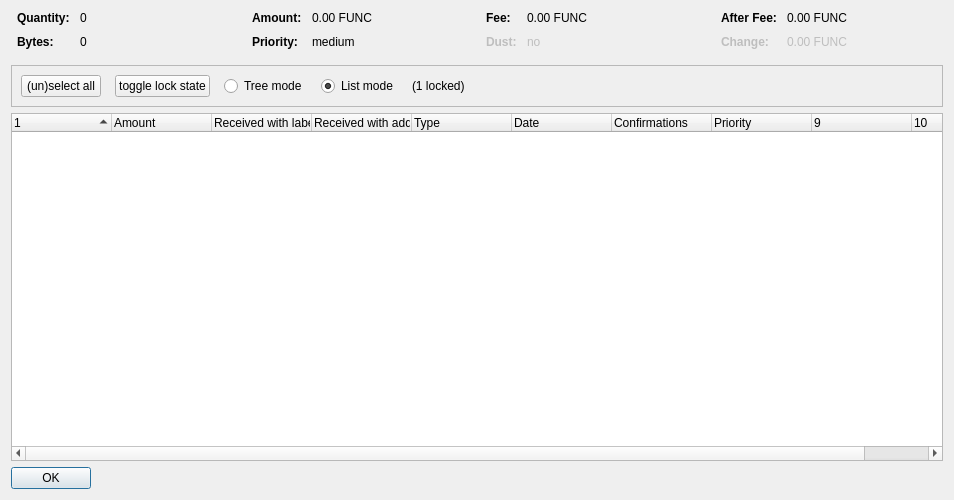
The window that src/qt/forms/coincontroldialog.ui (Function-Coin/FUNC) describes before a commit, drawn with Qt 5.
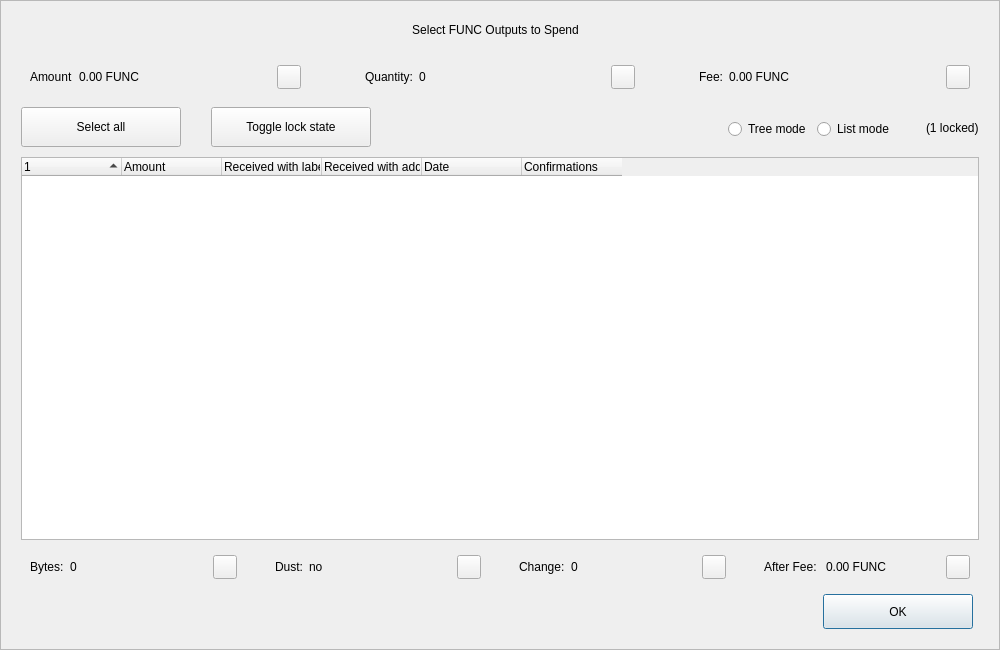
The same window after the commit. Custom widgets are drawn as their Qt base class.

What changed in the file:
```diff
--- a/src/qt/forms/coincontroldialog.ui
+++ b/src/qt/forms/coincontroldialog.ui
@@ -6,50 +6,204 @@
    <rect>
     <x>0</x>
     <y>0</y>
-    <width>954</width>
-    <height>500</height>
+    <width>1000</width>
+    <height>650</height>
    </rect>
   </property>
+  <property name="minimumSize">
+   <size>
+    <width>950</width>
+    <height>650</height>
+   </size>
+  </property>
   <property name="windowTitle">
    <string>Coin Selection</string>
   </property>
+  <property name="styleSheet">
+   <string notr="true"/>
+  </property>
   <layout class="QVBoxLayout" name="verticalLayout">
-   <item>
-    <layout class="QHBoxLayout" name="horizontalLayoutTop" stretch="0,0,0,0">
+   <property name="spacing">
+    <number>0</number>
+   </property>
+   <property name="leftMargin">
+    <number>0</number>
+   </property>
      <property name="topMargin">
       <number>0</number>
      </property>
+   <property name="rightMargin">
+    <number>0</number>
+   </property>
      <property name="bottomMargin">
-      <number>10</number>
+    <number>0</number>
      </property>
      <item>
-      <layout class="QFormLayout" name="formLayoutCoinControl1">
-       <property name="horizontalSpacing">
-        <number>10</number>
-       </property>
-       <property name="verticalSpacing">
-        <number>10</number>
-       </property>
+    <widget class="QFrame" name="frameContainer">
+     <property name="toolTipDuration">
+      <number>0</number>
+     </property>
+     <property name="frameShape">
+      <enum>QFrame::StyledPanel</enum>
+     </property>
+     <property name="frameShadow">
+      <enum>QFrame::Raised</enum>
+     </property>
+     <layout class="QVBoxLayout" name="verticalLayout_2">
        <property name="leftMargin">
-        <number>6</number>
+       <number>0</number>
        </property>
        <property name="rightMargin">
-        <number>6</number>
-       </property>
-       <item row="0" column="0">
+       <number>0</number>
+      </property>
+      <property name="bottomMargin">
+       <number>20</number>
+      </property>
+      <item>
+       <layout class="QHBoxLayout" name="horizontalLayout_12">
+        <property name="spacing">
+         <number>0</number>
+        </property>
+        <property name="leftMargin">
+         <number>20</number>
+        </property>
+        <property name="rightMargin">
+         <number>30</number>
+        </property>
+        <item>
+         <spacer name="horizontalSpacer_4">
+          <property name="orientation">
+           <enum>Qt::Horizontal</enum>
+          </property>
+          <property name="sizeHint" stdset="0">
+           <size>
+            <width>40</width>
+            <height>20</height>
+           </size>
+          </property>
+         </spacer>
+        </item>
+        <item>
+         <widget class="QLabel" name="labelTitle">
+          <property name="minimumSize">
+           <size>
+            <width>0</width>
+            <height>40</height>
+           </size>
+          </property>
+          <property name="maximumSize">
+           <size>
+            <width>16777215</width>
+            <height>40</height>
+           </size>
+          </property>
+          <property name="text">
+           <string>Select FUNC Outputs to Spend</string>
+          </property>
+          <property name="alignment">
+           <set>Qt::AlignCenter</set>
+          </property>
+          <property name="margin">
+           <number>7</number>
+          </property>
+         </widget>
+        </item>
+        <item>
+         <spacer name="horizontalSpacer_5">
+          <property name="orientation">
+           <enum>Qt::Horizontal</enum>
+          </property>
+          <property name="sizeHint" stdset="0">
+           <size>
+            <width>40</width>
+            <height>20</height>
+           </size>
+          </property>
+         </spacer>
+        </item>
+       </layout>
+      </item>
+      <item>
+       <layout class="QHBoxLayout" name="horizontalLayout_8">
+        <property name="leftMargin">
+         <number>20</number>
+        </property>
+        <property name="rightMargin">
+         <number>20</number>
+        </property>
+        <item>
+         <widget class="QWidget" name="layoutAmount" native="true">
+          <layout class="QHBoxLayout" name="horizontalLayout_9" stretch="0,1,0">
+           <item>
+            <widget class="QLabel" name="labelCoinControlAmountText">
+             <property name="text">
+              <string>Amount</string>
+             </property>
+            </widget>
+           </item>
+           <item>
+            <widget class="QLabel" name="labelCoinControlAmount">
+             <property name="text">
+              <string>0.00 FUNC</string>
+             </property>
+            </widget>
+           </item>
+           <item alignment="Qt::AlignHCenter|Qt::AlignVCenter">
+            <widget class="QPushButton" name="pushButtonAmount">
+             <property name="minimumSize">
+              <size>
+               <width>0</width>
+               <height>24</height>
+              </size>
+             </property>
+             <property name="maximumSize">
+              <size>
+               <width>24</width>
+               <height>26</height>
+              </size>
+             </property>
+             <property name="focusPolicy">
+              <enum>Qt::NoFocus</enum>
+             </property>
+             <property name="styleSheet">
+              <string notr="true">padding-bottom:2px;
+padding-right:4px;</string>
+             </property>
+             <property name="text">
+              <string/>
+             </property>
+            </widget>
+           </item>
+          </layout>
+         </widget>
+        </item>
+        <item>
+         <spacer name="horizontalSpacer_2">
+          <property name="orientation">
+           <enum>Qt::Horizontal</enum>
+          </property>
+          <property name="sizeType">
+           <enum>QSizePolicy::Fixed</enum>
+          </property>
+          <property name="sizeHint" stdset="0">
+           <size>
+            <width>40</width>
+            <height>20</height>
+           </size>
+          </property>
+         </spacer>
+        </item>
+        <item>
+         <widget class="QWidget" name="layoutQuantity" native="true">
+          <layout class="QHBoxLayout" name="horizontalLayout_10" stretch="0,1,0">
+           <item>
         <widget class="QLabel" name="labelCoinControlQuantityText">
-         <property name="font">
-          <font>
-           <weight>75</weight>
-           <bold>true</bold>
-          </font>
-         </property>
          <property name="text">
           <string>Quantity:</string>
          </property>
         </widget>
        </item>
-       <item row="0" column="1">
+           <item>
         <widget class="QLabel" name="labelCoinControlQuantity">
          <property name="cursor">
           <cursorShape>IBeamCursor</cursorShape>
@@ -58,146 +212,66 @@
           <enum>Qt::ActionsContextMenu</enum>
          </property>
          <property name="text">
-          <string notr="true">0</string>
-         </property>
-         <property name="textInteractionFlags">
-          <set>Qt::LinksAccessibleByMouse|Qt::TextSelectableByKeyboard|Qt::TextSelectableByMouse</set>
-         </property>
-        </widget>
-       </item>
-       <item row="1" column="0">
-        <widget class="QLabel" name="labelCoinControlBytesText">
-         <property name="font">
-          <font>
-           <weight>75</weight>
-           <bold>true</bold>
-          </font>
-         </property>
-         <property name="text">
-          <string>Bytes:</string>
-         </property>
-        </widget>
-       </item>
-       <item row="1" column="1">
-        <widget class="QLabel" name="labelCoinControlBytes">
-         <property name="cursor">
-          <cursorShape>IBeamCursor</cursorShape>
-         </property>
-         <property name="contextMenuPolicy">
-          <enum>Qt::ActionsContextMenu</enum>
+              <string>0</string>
+             </property>
+            </widget>
+           </item>
+           <item alignment="Qt::AlignHCenter|Qt::AlignVCenter">
+            <widget class="QPushButton" name="pushButtonQuantity">
+             <property name="minimumSize">
+              <size>
+               <width>0</width>
+               <height>24</height>
+              </size>
+             </property>
+             <property name="maximumSize">
+              <size>
+               <width>24</width>
+               <height>26</height>
+              </size>
+             </property>
+             <property name="focusPolicy">
+              <enum>Qt::NoFocus</enum>
+             </property>
+             <property name="styleSheet">
+              <string notr="true">padding-bottom:2px;
+               padding-right:4px;</string>
          </property>
          <property name="text">
-          <string notr="true">0</string>
-         </property>
-         <property name="textInteractionFlags">
-          <set>Qt::LinksAccessibleByMouse|Qt::TextSelectableByKeyboard|Qt::TextSelectableByMouse</set>
-         </property>
+              <string/>
+             </property>
         </widget>
        </item>
       </layout>
+         </widget>
      </item>
      <item>
-      <layout class="QFormLayout" name="formLayoutCoinControl2">
-       <property name="horizontalSpacing">
-        <number>10</number>
-       </property>
-       <property name="verticalSpacing">
-        <number>10</number>
-       </property>
-       <property name="leftMargin">
-        <number>6</number>
-       </property>
-       <property name="rightMargin">
-        <number>6</number>
-       </property>
-       <item row="0" column="0">
-        <widget class="QLabel" name="labelCoinControlAmountText">
-         <property name="font">
-          <font>
-           <weight>75</weight>
-           <bold>true</bold>
-          </font>
-         </property>
-         <property name="text">
-          <string>Amount:</string>
-         </property>
-        </widget>
-       </item>
-       <item row="0" column="1">
-        <widget class="QLabel" name="labelCoinControlAmount">
-         <property name="cursor">
-          <cursorShape>IBeamCursor</cursorShape>
-         </property>
-         <property name="contextMenuPolicy">
-          <enum>Qt::ActionsContextMenu</enum>
-         </property>
-         <property name="text">
-          <string notr="true">0.00 FUNC</string>
-         </property>
-         <property name="textInteractionFlags">
-          <set>Qt::LinksAccessibleByMouse|Qt::TextSelectableByKeyboard|Qt::TextSelectableByMouse</set>
-         </property>
-        </widget>
-       </item>
-       <item row="1" column="0">
-        <widget class="QLabel" name="labelCoinControlPriorityText">
-         <property name="font">
-          <font>
-           <weight>75</weight>
-           <bold>true</bold>
-          </font>
-         </property>
-         <property name="text">
-          <string>Priority:</string>
-         </property>
-        </widget>
-       </item>
-       <item row="1" column="1">
-        <widget class="QLabel" name="labelCoinControlPriority">
-         <property name="cursor">
-          <cursorShape>IBeamCursor</cursorShape>
-         </property>
-         <property name="contextMenuPolicy">
-          <enum>Qt::ActionsContextMenu</enum>
-         </property>
-         <property name="text">
-          <string>medium</string>
-         </property>
-         <property name="textInteractionFlags">
-          <set>Qt::LinksAccessibleByMouse|Qt::TextSelectableByKeyboard|Qt::TextSelectableByMouse</set>
-         </property>
-        </widget>
-       </item>
-      </layout>
-     </item>
+         <spacer name="horizontalSpacer_22">
+          <property name="orientation">
+           <enum>Qt::Horizontal</enum>
+          </property>
+          <property name="sizeType">
+           <enum>QSizePolicy::Fixed</enum>
+          </property>
+          <property name="sizeHint" stdset="0">
+           <size>
+            <width>40</width>
+            <height>20</height>
+           </size>
+          </property>
+         </spacer>
+        </item>
      <item>
-      <layout class="QFormLayout" name="formLayoutCoinControl3">
-       <property name="horizontalSpacing">
-        <number>10</number>
-       </property>
-       <property name="verticalSpacing">
-        <number>10</number>
-       </property>
-       <property name="leftMargin">
-        <number>6</number>
-       </property>
-       <property name="rightMargin">
-        <number>6</number>
-       </property>
-       <item row="0" column="0">
+         <widget class="QWidget" name="layoutFee" native="true">
+          <layout class="QHBoxLayout" name="horizontalLayout_11" stretch="0,1,0">
+           <item>
         <widget class="QLabel" name="labelCoinControlFeeText">
-         <property name="font">
-          <font>
-           <weight>75</weight>
-           <bold>true</bold>
-          </font>
-         </property>
          <property name="text">
           <string>Fee:</string>
          </property>
         </widget>
        </item>
-       <item row="0" column="1">
+           <item>
         <widget class="QLabel" name="labelCoinControlFee">
          <property name="cursor">
           <cursorShape>IBeamCursor</cursorShape>
@@ -206,129 +280,38 @@
           <enum>Qt::ActionsContextMenu</enum>
          </property>
          <property name="text">
-          <string notr="true">0.00 FUNC</string>
-         </property>
-         <property name="textInteractionFlags">
-          <set>Qt::LinksAccessibleByMouse|Qt::TextSelectableByKeyboard|Qt::TextSelectableByMouse</set>
-         </property>
-        </widget>
-       </item>
-       <item row="1" column="0">
-        <widget class="QLabel" name="labelCoinControlLowOutputText">
-         <property name="enabled">
-          <bool>false</bool>
-         </property>
-         <property name="font">
-          <font>
-           <weight>75</weight>
-           <bold>true</bold>
-          </font>
-         </property>
-         <property name="text">
-          <string>Dust:</string>
-         </property>
-        </widget>
-       </item>
-       <item row="1" column="1">
-        <widget class="QLabel" name="labelCoinControlLowOutput">
-         <property name="enabled">
-          <bool>false</bool>
-         </property>
-         <property name="cursor">
-          <cursorShape>IBeamCursor</cursorShape>
-         </property>
-         <property name="contextMenuPolicy">
-          <enum>Qt::ActionsContextMenu</enum>
-         </property>
+              <string>0.00 FUNC</string>
+             </property>
+            </widget>
+           </item>
+           <item alignment="Qt::AlignHCenter|Qt::AlignVCenter">
+            <widget class="QPushButton" name="pushButtonFee">
+             <property name="minimumSize">
+              <size>
+               <width>0</width>
+               <height>24</height>
+              </size>
+             </property>
+             <property name="maximumSize">
+              <size>
+               <width>24</width>
+               <height>26</height>
+              </size>
+             </property>
+             <property name="focusPolicy">
+              <enum>Qt::NoFocus</enum>
+             </property>
+             <property name="styleSheet">
+              <string notr="true">padding-bottom:2px;
+               padding-right:4px;</string>
+             </property>
          <property name="text">
-          <string>no</string>
-         </property>
-         <property name="textInteractionFlags">
-          <set>Qt::LinksAccessibleByMouse|Qt::TextSelectableByKeyboard|Qt::TextSelectableByMouse</set>
-         </property>
+              <string/>
+             </property>
         </widget>
        </item>
       </layout>
-     </item>
-     <item>
-      <layout class="QFormLayout" name="formLayoutCoinControl4">
-       <property name="horizontalSpacing">
-        <number>10</number>
-       </property>
-       <property name="verticalSpacing">
-        <number>10</number>
-       </property>
-       <property name="leftMargin">
-        <number>6</number>
-       </property>
-       <property name="rightMargin">
-        <number>6</number>
-       </property>
-       <item row="0" column="0">
-        <widget class="QLabel" name="labelCoinControlAfterFeeText">
-         <property name="font">
-          <font>
-           <weight>75</weight>
-           <bold>true</bold>
-          </font>
-         </property>
-         <property name="text">
-          <string>After Fee:</string>
-         </property>
-        </widget>
-       </item>
-       <item row="0" column="1">
-        <widget class="QLabel" name="labelCoinControlAfterFee">
-         <property name="cursor">
-          <cursorShape>IBeamCursor</cursorShape>
-         </property>
-         <property name="contextMenuPolicy">
-          <enum>Qt::ActionsContextMenu</enum>
-         </property>
-         <property name="text">
-          <string notr="true">0.00 FUNC</string>
-         </property>
-         <property name="textInteractionFlags">
-          <set>Qt::LinksAccessibleByMouse|Qt::TextSelectableByKeyboard|Qt::TextSelectableByMouse</set>
-         </property>
-        </widget>
-       </item>
-       <item row="1" column="0">
-        <widget class="QLabel" name="labelCoinControlChangeText">
-         <property name="enabled">
-          <bool>false</bool>
-         </property>
-         <property name="font">
-          <font>
-           <weight>75</weight>
-           <bold>true</bold>
-          </font>
-         </property>
-         <property name="text">
-          <string>Change:</string>
-         </property>
-        </widget>
-       </item>
-       <item row="1" column="1">
-        <widget class="QLabel" name="labelCoinControlChange">
-         <property name="enabled">
-          <bool>false</bool>
-         </property>
-         <property name="cursor">
-          <cursorShape>IBeamCursor</cursorShape>
-         </property>
-         <property name="contextMenuPolicy">
-          <enum>Qt::ActionsContextMenu</enum>
-         </property>
-         <property name="text">
-          <string notr="true">0.00 FUNC</string>
-         </property>
-         <property name="textInteractionFlags">
-          <set>Qt::LinksAccessibleByMouse|Qt::TextSelectableByKeyboard|Qt::TextSelectableByMouse</set>
-         </property>
-        </widget>
-       </item>
-      </layout>
+         </widget>
      </item>
     </layout>
    </item>
@@ -340,6 +323,11 @@
        <height>40</height>
       </size>
      </property>
+        <property name="styleSheet">
+         <string notr="true">#frame {
+	border:0;
+}</string>
+        </property>
      <property name="frameShape">
       <enum>QFrame::StyledPanel</enum>
      </property>
@@ -347,10 +335,25 @@
       <enum>QFrame::Sunken</enum>
      </property>
      <layout class="QHBoxLayout" name="horizontalLayout">
+         <property name="spacing">
+          <number>0</number>
+         </property>
+         <property name="leftMargin">
+          <number>20</number>
+         </property>
+         <property name="topMargin">
+          <number>0</number>
+         </property>
+         <property name="rightMargin">
+          <number>20</number>
+         </property>
+         <property name="bottomMargin">
+          <number>0</number>
+         </property>
       <item>
        <layout class="QHBoxLayout" name="horizontalLayoutPanel" stretch="0,0,0,0,0,0">
         <property name="spacing">
-         <number>14</number>
+            <number>20</number>
         </property>
         <item>
          <widget class="QPushButton" name="pushButtonSelectAll">
@@ -360,14 +363,51 @@
             <verstretch>0</verstretch>
            </sizepolicy>
           </property>
+             <property name="minimumSize">
+              <size>
+               <width>160</width>
+               <height>40</height>
+              </size>
+             </property>
+             <property name="maximumSize">
+              <size>
+               <width>16777215</width>
+               <height>40</height>
+              </size>
+             </property>
           <property name="text">
-           <string>(un)select all</string>
+              <string>Select all</string>
+             </property>
+             <property name="checkable">
+              <bool>true</bool>
+             </property>
+             <property name="checked">
+              <bool>false</bool>
+             </property>
+             <property name="autoExclusive">
+              <bool>false</bool>
           </property>
           <property name="autoDefault">
            <bool>false</bool>
           </property>
          </widget>
         </item>
+           <item>
+            <spacer name="horizontalSpacer_6">
+             <property name="orientation">
+              <enum>Qt::Horizontal</enum>
+             </property>
+             <property name="sizeType">
+              <enum>QSizePolicy::Fixed</enum>
+             </property>
+             <property name="sizeHint" stdset="0">
+              <size>
+               <width>10</width>
+               <height>20</height>
+              </size>
+             </property>
+            </spacer>
+           </item>
         <item>
          <widget class="QPushButton" name="pushButtonToggleLock">
           <property name="sizePolicy">
@@ -376,14 +416,60 @@
             <verstretch>0</verstretch>
            </sizepolicy>
           </property>
+             <property name="minimumSize">
+              <size>
+               <width>160</width>
+               <height>40</height>
+              </size>
+             </property>
+             <property name="maximumSize">
+              <size>
+               <width>16777215</width>
+               <height>40</height>
+              </size>
+             </property>
           <property name="text">
-           <string>toggle lock state</string>
+              <string>Toggle lock state</string>
+             </property>
+             <property name="checkable">
+              <bool>true</bool>
+             </property>
+             <property name="autoExclusive">
+              <bool>false</bool>
           </property>
           <property name="autoDefault">
            <bool>false</bool>
           </property>
          </widget>
         </item>
+           <item>
+            <spacer name="horizontalSpacer_7">
+             <property name="orientation">
+              <enum>Qt::Horizontal</enum>
+             </property>
+             <property name="sizeType">
+              <enum>QSizePolicy::Expanding</enum>
+             </property>
+             <property name="sizeHint" stdset="0">
+              <size>
+               <width>30</width>
+               <height>20</height>
+              </size>
+             </property>
+            </spacer>
+           </item>
+           <item alignment="Qt::AlignRight">
+            <widget class="QGroupBox" name="groupBox_2">
+             <property name="styleSheet">
+              <string notr="true">#groupBox_2 {
+    background-color:transparent;
+    border-radius:0;
+}</string>
+             </property>
+             <property name="title">
+              <string/>
+             </property>
+             <layout class="QHBoxLayout" name="horizontalLayout_14">
         <item>
          <widget class="QRadioButton" name="radioTreeMode">
           <property name="sizePolicy">
@@ -409,8 +495,11 @@
            <string>List mode</string>
           </property>
           <property name="checked">
-           <bool>true</bool>
-          </property>
+                 <bool>false</bool>
+                </property>
+               </widget>
+              </item>
+             </layout>
          </widget>
         </item>
         <item>
@@ -420,34 +509,32 @@
           </property>
          </widget>
         </item>
-        <item>
-         <spacer name="horizontalSpacer">
-          <property name="orientation">
-           <enum>Qt::Horizontal</enum>
-          </property>
-          <property name="sizeHint" stdset="0">
-           <size>
-            <width>40</width>
-            <height>20</height>
-           </size>
-          </property>
-         </spacer>
-        </item>
        </layout>
       </item>
      </layout>
     </widget>
    </item>
+      <item>
+       <layout class="QHBoxLayout" name="horizontalLayout_13">
+        <property name="leftMargin">
+         <number>20</number>
+        </property>
+        <property name="rightMargin">
+         <number>20</number>
+        </property>
    <item>
     <widget class="CoinControlTreeWidget" name="treeWidget">
      <property name="contextMenuPolicy">
       <enum>Qt::CustomContextMenu</enum>
      </property>
+          <property name="styleSheet">
+           <string notr="true"/>
+          </property>
      <property name="sortingEnabled">
       <bool>false</bool>
      </property>
      <property name="columnCount">
-      <number>10</number>
+           <number>6</number>
      </property>
      <attribute name="headerShowSortIndicator" stdset="0">
       <bool>true</bool>
@@ -475,11 +562,6 @@
        <string>Received with address</string>
       </property>
      </column>
-     <column>
-      <property name="text">
-       <string>Type</string>
-      </property>
-     </column>
      <column>
       <property name="text">
        <string>Date</string>
@@ -493,37 +575,247 @@
        <string>Confirmed</string>
       </property>
      </column>
-     <column>
+         </widget>
+        </item>
+       </layout>
+      </item>
+      <item>
+       <layout class="QHBoxLayout" name="horizontalLayout_3">
+        <property name="spacing">
+         <number>20</number>
+        </property>
+        <property name="leftMargin">
+         <number>20</number>
+        </property>
+        <property name="rightMargin">
+         <number>20</number>
+        </property>
+        <item>
+         <widget class="QWidget" name="layoutBytes" native="true">
+          <layout class="QHBoxLayout" name="horizontalLayout_4" stretch="0,1,0">
+           <item>
+            <widget class="QLabel" name="labelCoinControlBytesText">
       <property name="text">
-       <string>Priority</string>
-      </property>
-     </column>
-     <column>
+              <string>Bytes:</string>
+             </property>
+            </widget>
+           </item>
+           <item>
+            <widget class="QLabel" name="labelCoinControlBytes">
       <property name="text">
+              <string>0</string>
+             </property>
+            </widget>
+           </item>
+           <item alignment="Qt::AlignHCenter|Qt::AlignVCenter">
+            <widget class="QPushButton" name="pushButtonBytes">
+             <property name="minimumSize">
+              <size>
+               <width>0</width>
+               <height>24</height>
+              </size>
+             </property>
+             <property name="maximumSize">
+              <size>
+               <width>24</width>
+               <height>26</height>
+              </size>
+             </property>
+             <property name="focusPolicy">
+              <enum>Qt::NoFocus</enum>
+             </property>
+             <property name="styleSheet">
+              <string notr="true">padding-bottom:2px;
+               padding-right:4px;</string>
+             </property>
+             <property name="text">
        <string/>
       </property>
-     </column>
-     <column>
+            </widget>
+           </item>
+          </layout>
+         </widget>
+        </item>
+        <item>
+         <widget class="QWidget" name="layoutDust" native="true">
+          <layout class="QHBoxLayout" name="horizontalLayout_5" stretch="0,1,0">
+           <item>
+            <widget class="QLabel" name="labelCoinControlLowOutputText">
       <property name="text">
+              <string>Dust:</string>
+             </property>
+            </widget>
+           </item>
+           <item>
+            <widget class="QLabel" name="labelCoinControlLowOutput">
+             <property name="text">
+              <string>no</string>
+             </property>
+            </widget>
+           </item>
+           <item alignment="Qt::AlignHCenter|Qt::AlignVCenter">
+            <widget class="QPushButton" name="pushButtonDust">
+             <property name="minimumSize">
+              <size>
+               <width>0</width>
+               <height>24</height>
+              </size>
+             </property>
+             <property name="maximumSize">
+              <size>
+               <width>24</width>
+               <height>26</height>
+              </size>
+             </property>
+             <property name="focusPolicy">
+              <enum>Qt::NoFocus</enum>
+             </property>
+             <property name="styleSheet">
+              <string notr="true">padding-bottom:2px;
+               padding-right:4px;</string>
+             </property>
+             <property name="text">
        <string/>
       </property>
-     </column>
-    </widget>
-   </item>
+            </widget>
+           </item>
+          </layout>
+         </widget>
+        </item>
    <item>
-    <widget class="QDialogButtonBox" name="buttonBox">
-     <property name="sizePolicy">
-      <sizepolicy hsizetype="Maximum" vsizetype="Fixed">
-       <horstretch>0</horstretch>
-       <verstretch>0</verstretch>
-      </sizepolicy>
-     </property>
+         <widget class="QWidget" name="layoutChange" native="true">
+          <layout class="QHBoxLayout" name="horizontalLayout_6" stretch="0,1,0">
+           <item>
+            <widget class="QLabel" name="labelCoinControlChangeText">
+             <property name="text">
+              <string>Change:</string>
+             </property>
+            </widget>
+           </item>
+           <item>
+            <widget class="QLabel" name="labelCoinControlChange">
+             <property name="text">
+              <string>0</string>
+             </property>
+            </widget>
+           </item>
+           <item alignment="Qt::AlignHCenter|Qt::AlignVCenter">
+            <widget class="QPushButton" name="pushButtonChange">
+             <property name="minimumSize">
+              <size>
+               <width>0</width>
+               <height>24</height>
+              </size>
+             </property>
+             <property name="maximumSize">
+              <size>
+               <width>24</width>
+               <height>26</height>
+              </size>
+             </property>
+             <property name="focusPolicy">
+              <enum>Qt::NoFocus</enum>
+             </property>
+             <property name="styleSheet">
+              <string notr="true">padding-bottom:2px;
+               padding-right:4px;</string>
+             </property>
+             <property name="text">
+              <string/>
+             </property>
+            </widget>
+           </item>
+          </layout>
+         </widget>
+        </item>
+        <item>
+         <widget class="QWidget" name="layoutAfter" native="true">
+          <layout class="QHBoxLayout" name="horizontalLayout_7" stretch="0,1,0">
+           <item>
+            <widget class="QLabel" name="labelCoinControlAfterFeeText">
+             <property name="text">
+              <string>After Fee: </string>
+             </property>
+            </widget>
+           </item>
+           <item>
+            <widget class="QLabel" name="labelCoinControlAfterFee">
+             <property name="text">
+              <string>0.00 FUNC</string>
+             </property>
+            </widget>
+           </item>
+           <item alignment="Qt::AlignHCenter|Qt::AlignVCenter">
+            <widget class="QPushButton" name="pushButtonAlterFee">
+             <property name="minimumSize">
+              <size>
+               <width>0</width>
+               <height>24</height>
+              </size>
+             </property>
+             <property name="maximumSize">
+              <size>
+               <width>24</width>
+               <height>26</height>
+              </size>
+             </property>
+             <property name="focusPolicy">
+              <enum>Qt::NoFocus</enum>
+             </property>
+             <property name="styleSheet">
+              <string notr="true">padding-bottom:2px;
+               padding-right:4px;</string>
+             </property>
+             <property name="text">
+              <string/>
+             </property>
+            </widget>
+           </item>
+          </layout>
+         </widget>
+        </item>
+       </layout>
+      </item>
+      <item>
+       <layout class="QHBoxLayout" name="horizontalLayout_2">
+        <property name="spacing">
+         <number>0</number>
+        </property>
+        <property name="leftMargin">
+         <number>20</number>
+        </property>
+        <property name="rightMargin">
+         <number>26</number>
+        </property>
+        <item>
+         <spacer name="horizontalSpacer_3">
      <property name="orientation">
       <enum>Qt::Horizontal</enum>
      </property>
-     <property name="standardButtons">
-      <set>QDialogButtonBox::Ok</set>
-     </property>
+          <property name="sizeHint" stdset="0">
+           <size>
+            <width>558</width>
+            <height>20</height>
+           </size>
+          </property>
+         </spacer>
+        </item>
+        <item>
+         <widget class="QPushButton" name="pushButtonOk">
+          <property name="minimumSize">
+           <size>
+            <width>150</width>
+            <height>35</height>
+           </size>
+          </property>
+          <property name="text">
+           <string>OK</string>
+          </property>
+         </widget>
+        </item>
+       </layout>
+      </item>
+     </layout>
     </widget>
    </item>
   </layout>
```
Left out of the diff: 12 changed lines with no effect on the pictures. Lines whose indentation alone changed are shown as unchanged.
